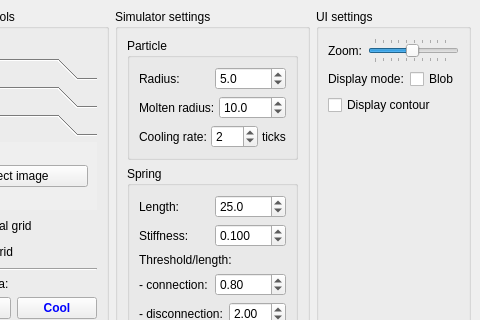
The window that simulator/ui/mainwindow.ui (dantrag/spring_simulator) describes before a commit, drawn with Qt 5; both pictures show x 166 to 646 and y 0 to 320 of the 646 by 703 pixel window.
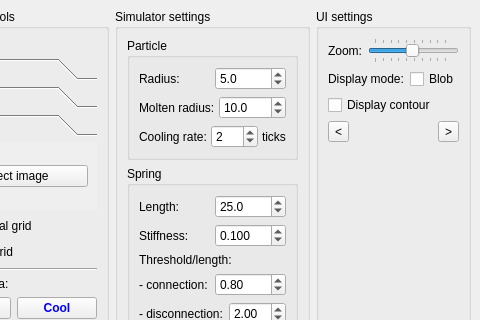
The same window after the commit.

Commit message: Added SimulatorState UI support and controls

The edit to the form file:
```diff
--- a/simulator/ui/mainwindow.ui
+++ b/simulator/ui/mainwindow.ui
@@ -962,6 +962,43 @@
          </property>
         </widget>
        </item>
+       <item>
+        <layout class="QHBoxLayout" name="layout34" stretch="0,1,0">
+         <item>
+          <widget class="QToolButton" name="previous_state_button">
+           <property name="sizePolicy">
+            <sizepolicy hsizetype="Minimum" vsizetype="Fixed">
+             <horstretch>0</horstretch>
+             <verstretch>0</verstretch>
+            </sizepolicy>
+           </property>
+           <property name="text">
+            <string>&lt;</string>
+           </property>
+          </widget>
+         </item>
+         <item>
+          <widget class="QLabel" name="state_label">
+           <property name="sizePolicy">
+            <sizepolicy hsizetype="Expanding" vsizetype="Preferred">
+             <horstretch>0</horstretch>
+             <verstretch>0</verstretch>
+            </sizepolicy>
+           </property>
+           <property name="alignment">
+            <set>Qt::AlignCenter</set>
+           </property>
+          </widget>
+         </item>
+         <item>
+          <widget class="QToolButton" name="next_state_button">
+           <property name="text">
+            <string>&gt;</string>
+           </property>
+          </widget>
+         </item>
+        </layout>
+       </item>
        <item>
         <spacer name="static13">
          <property name="orientation">
```
The commit also changes 2 other files.
